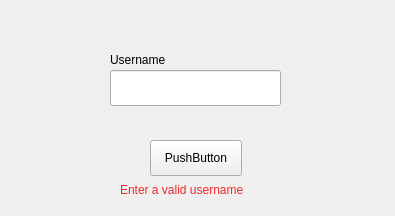
The window that client/gui/loginscreen.ui (INanaay/CPP_babel_2018) describes before a commit, drawn with Qt 5.
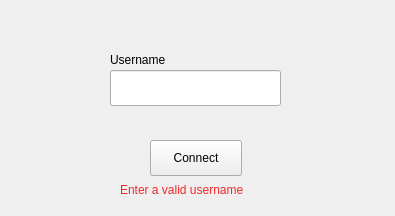
The same window after the commit.

Diff of the .ui file:
```diff
--- a/client/gui/loginscreen.ui
+++ b/client/gui/loginscreen.ui
@@ -23,7 +23,7 @@
     </rect>
    </property>
    <property name="text">
-    <string>PushButton</string>
+    <string>Connect</string>
    </property>
   </widget>
   <widget class="QLineEdit" name="usernameTextBox">
```
